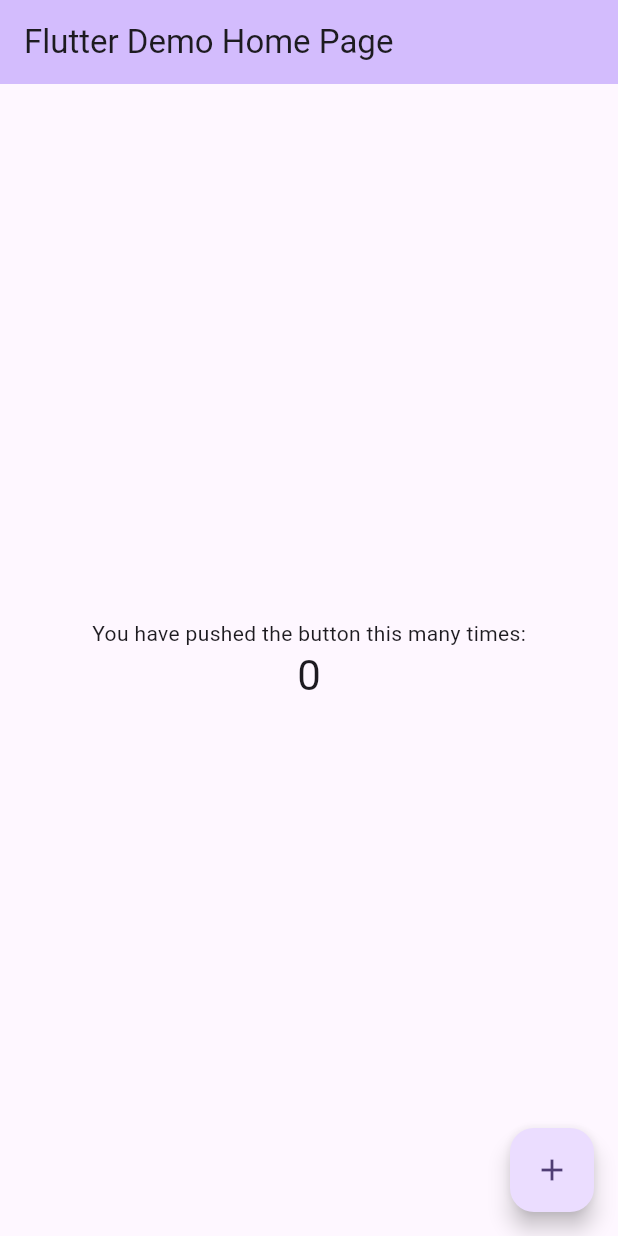
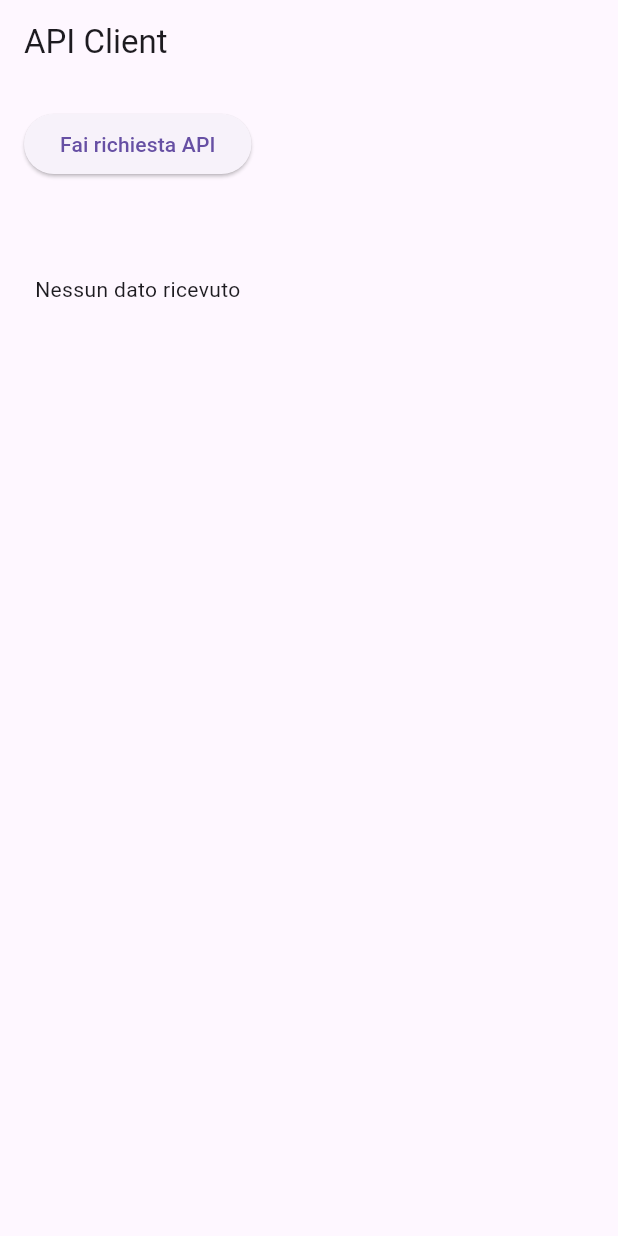
Before and after one commit to matteokalcich/personal_blog, a Flutter app: the screen it shows after launch, on a phone screen of 412 x 824 dp. Run offline on Flutter 3.47's test engine with Material 3 defaults, Android fonts, the light colour scheme and no system bars.

Commit message:
added api call for fetch all posts

```diff
--- /dev/null
+++ b/lib/Post.dart
@@ -0,0 +1,48 @@
+class Post {
+  final int id;
+  final String titolo;
+  final String descrizione;
+  final String dataCreazione;
+  final String pathRemoteImg;
+  static List<Post> posts = [];
+
+  Post({
+    required this.id,
+    required this.titolo,
+    required this.descrizione,
+    required this.dataCreazione,
+    required this.pathRemoteImg,
+  });
+
+  static fromJson(Map<String, dynamic> json) {
+    // return switch (json['result']) {
+    //   {
+    //     'idPost': int id,
+    //     'titoloPost': String titolo,
+    //     'descrizionePost': String descrizione,
+    //     'dataCreazione': var dataCreazione,
+    //     'pathFotoPost': String pathRemoteImg,
+    //   } =>
+    //     Post(
+    //       id: id,
+    //       titolo: titolo,
+    //       descrizione: descrizione,
+    //       dataCreazione: dataCreazione,
+    //       pathRemoteImg: pathRemoteImg,
+    //     ),
+    //   _ => throw const FormatException('Failed to load the Post'),
+    // };
+
+    for (var item in json['result']) {
+      posts.add(Post(
+        id: item['idPost'],
+        titolo: item['titoloPost'],
+        descrizione: item['descrizionePost'],
+        dataCreazione: item['dataCreazione'],
+        pathRemoteImg: item['pathFotoPost'],
+      ));
+    }
+
+    return posts;
+  }
+}
--- a/lib/main.dart
+++ b/lib/main.dart
@@ -1,4 +1,8 @@
 import 'package:flutter/material.dart';
+import 'package:http/http.dart' as http;
+import 'dart:convert';
+
+import 'package:personal_blog/API.dart';
 
 void main() {
   runApp(const MyApp());
@@ -7,119 +11,105 @@
 class MyApp extends StatelessWidget {
   const MyApp({super.key});
 
-  // This widget is the root of your application.
   @override
   Widget build(BuildContext context) {
-    return MaterialApp(
-      title: 'Flutter Demo',
-      theme: ThemeData(
-        // This is the theme of your application.
-        //
-        // TRY THIS: Try running your application with "flutter run". You'll see
-        // the application has a purple toolbar. Then, without quitting the app,
-        // try changing the seedColor in the colorScheme below to Colors.green
-        // and then invoke "hot reload" (save your changes or press the "hot
-        // reload" button in a Flutter-supported IDE, or press "r" if you used
-        // the command line to start the app).
-        //
-        // Notice that the counter didn't reset back to zero; the application
-        // state is not lost during the reload. To reset the state, use hot
-        // restart instead.
-        //
-        // This works for code too, not just values: Most code changes can be
-        // tested with just a hot reload.
-        colorScheme: ColorScheme.fromSeed(seedColor: Colors.deepPurple),
-        useMaterial3: true,
-      ),
-      home: const MyHomePage(title: 'Flutter Demo Home Page'),
+    return const MaterialApp(
+      debugShowCheckedModeBanner: false,
+      home: ApiCallScreen(),
     );
   }
 }
 
-class MyHomePage extends StatefulWidget {
-  const MyHomePage({super.key, required this.title});
-
-  // This widget is the home page of your application. It is stateful, meaning
-  // that it has a State object (defined below) that contains fields that affect
-  // how it looks.
-
-  // This class is the configuration for the state. It holds the values (in this
-  // case the title) provided by the parent (in this case the App widget) and
-  // used by the build method of the State. Fields in a Widget subclass are
-  // always marked "final".
-
-  final String title;
+class ApiCallScreen extends StatefulWidget {
+  const ApiCallScreen({super.key});
 
   @override
-  State<MyHomePage> createState() => _MyHomePageState();
+  _ApiCallScreenState createState() => _ApiCallScreenState();
 }
 
-class _MyHomePageState extends State<MyHomePage> {
-  int _counter = 0;
+class _ApiCallScreenState extends State<ApiCallScreen> {
+  API api = API();
+  String responseMessage = "";
+  List<dynamic> items = [];
+  bool isLoading = false;
 
-  void _incrementCounter() {
+  Future<void> makeApiCall() async {
     setState(() {
-      // This call to setState tells the Flutter framework that something has
-      // changed in this State, which causes it to rerun the build method below
-      // so that the display can reflect the updated values. If we changed
-      // _counter without calling setState(), then the build method would not be
-      // called again, and so nothing would appear to happen.
-      _counter++;
+      isLoading = true;
     });
+
+    final url = Uri.parse('http://192.168.1.8:3000/api/apiTest'); // Assicurati che il backend sia raggiungibile
+
+    try {
+      final response = await http.post(url);
+
+      if (response.statusCode == 200) {
+        final data = json.decode(response.body);
+        setState(() {
+          responseMessage = data['message'];
+          items = data['result']; // Decodifica la lista di elementi
+        });
+      } else {
+        print('Errore: ${response.statusCode}');
+        setState(() {
+          responseMessage = 'Errore: ${response.statusCode}';
+        });
+      }
+    } catch (e) {
+      print('Errore: $e');
+      setState(() {
+        responseMessage = 'Errore: $e';
+      });
+    } finally {
+      setState(() {
+        isLoading = false;
+      });
+    }
   }
 
   @override
   Widget build(BuildContext context) {
-    // This method is rerun every time setState is called, for instance as done
-    // by the _incrementCounter method above.
-    //
-    // The Flutter framework has been optimized to make rerunning build methods
-    // fast, so that you can just rebuild anything that needs updating rather
-    // than having to individually change instances of widgets.
     return Scaffold(
       appBar: AppBar(
-        // TRY THIS: Try changing the color here to a specific color (to
-        // Colors.amber, perhaps?) and trigger a hot reload to see the AppBar
-        // change color while the other colors stay the same.
-        backgroundColor: Theme.of(context).colorScheme.inversePrimary,
-        // Here we take the value from the MyHomePage object that was created by
-        // the App.build method, and use it to set our appbar title.
-        title: Text(widget.title),
+        title: const Text('API Client'),
       ),
-      body: Center(
-        // Center is a layout widget. It takes a single child and positions it
-        // in the middle of the parent.
+      body: Padding(
+        padding: const EdgeInsets.all(16.0),
         child: Column(
-          // Column is also a layout widget. It takes a list of children and
-          // arranges them vertically. By default, it sizes itself to fit its
-          // children horizontally, and tries to be as tall as its parent.
-          //
-          // Column has various properties to control how it sizes itself and
-          // how it positions its children. Here we use mainAxisAlignment to
-          // center the children vertically; the main axis here is the vertical
-          // axis because Columns are vertical (the cross axis would be
-          // horizontal).
-          //
-          // TRY THIS: Invoke "debug painting" (choose the "Toggle Debug Paint"
-          // action in the IDE, or press "p" in the console), to see the
-          // wireframe for each widget.
-          mainAxisAlignment: MainAxisAlignment.center,
-          children: <Widget>[
-            const Text(
-              'You have pushed the button this many times:',
+          children: [
+            ElevatedButton(
+              onPressed: isLoading ? null : api.allPosts,
+              child: isLoading
+                  ? const CircularProgressIndicator(color: Colors.white)
+                  : const Text('Fai richiesta API'),
             ),
+            const SizedBox(height: 20),
             Text(
-              '$_counter',
-              style: Theme.of(context).textTheme.headlineMedium,
+              responseMessage,
+              style: const TextStyle(fontSize: 16),
+              textAlign: TextAlign.center,
+            ),
+            const SizedBox(height: 20),
+            Expanded(
+              child: items.isNotEmpty
+                  ? ListView.builder(
+                      itemCount: items.length,
+                      itemBuilder: (context, index) {
+                        final item = items[index];
+                        return Card(
+                          margin: const EdgeInsets.symmetric(vertical: 8),
+                          child: ListTile(
+                            title: Text('Piatto: ${item['piatto']}'),
+                            subtitle: Text('ID: ${item['id']}'),
+                          ),
+                        );
+                      },
+                    )
+                  : const Text('Nessun dato ricevuto'),
             ),
           ],
         ),
       ),
-      floatingActionButton: FloatingActionButton(
-        onPressed: _incrementCounter,
-        tooltip: 'Increment',
-        child: const Icon(Icons.add),
-      ), // This trailing comma makes auto-formatting nicer for build methods.
     );
   }
 }
```
Also changed, not shown: lib/API.dart (added, +43 -0 lines).
